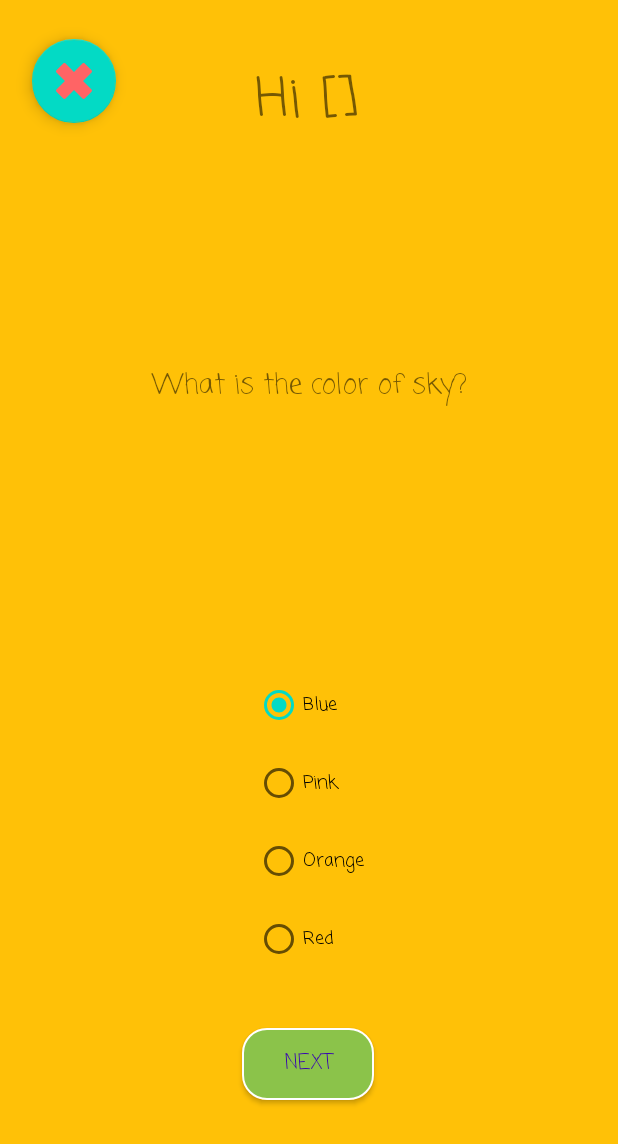
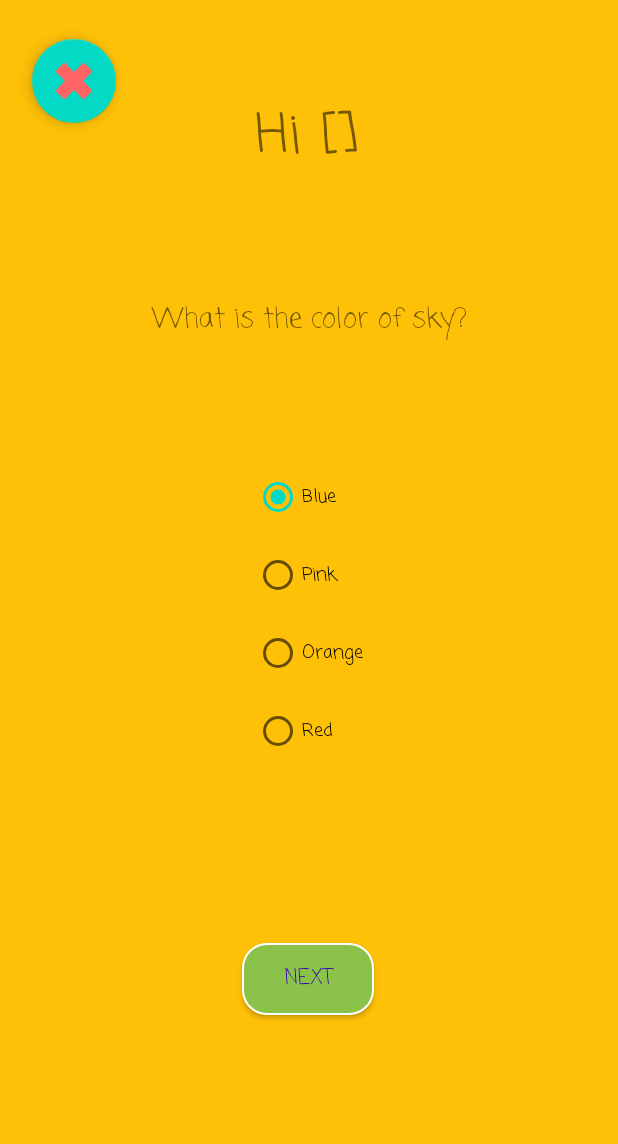
Before and after one commit to dino-sunny/kidsQ, an Android app: the fragment QuestionsFragment placed in its activity, on a phone screen of 412 x 824 dp. Shown: the top 1144 px of the screen. Run offline under Robolectric (Android 15) with nearby library versions, the phone set to English and light mode, and no system bars; our stand-ins replace Room's generated code, data binding; 1 statement that could not run was skipped.

Commit message:
question View model updated

```diff
--- a/app/src/main/java/com/dino/kidsq/questions/QuestionsFragment.kt
+++ b/app/src/main/java/com/dino/kidsq/questions/QuestionsFragment.kt
@@ -8,6 +8,7 @@ import android.view.View
 import android.view.ViewGroup
 import android.widget.Toast
 import androidx.databinding.DataBindingUtil
+import androidx.lifecycle.Observer
 import androidx.lifecycle.ViewModelProvider
 import com.dino.kidsq.R
 import com.dino.kidsq.databinding.QuestionsFragmentBinding
@@ -15,15 +16,8 @@ import com.dino.kidsq.utils.Utils
 
 class QuestionsFragment : Fragment() {
 
-    companion object {
-        fun newInstance() = QuestionsFragment()
-    }
-
     private lateinit var viewModel: QuestionsViewModel
     private lateinit var binding: QuestionsFragmentBinding
-    private var questionIndex = 0
-    lateinit var currentQuestion: QuestionsViewModel.Question
-    lateinit var answers: MutableList<String>
 
     override fun onCreateView(inflater: LayoutInflater, container: ViewGroup?, savedInstanceState: Bundle?): View? {
         binding = DataBindingUtil.inflate(inflater, R.layout.questions_fragment, container, false)
@@ -36,29 +30,6 @@ class QuestionsFragment : Fragment() {
 
         val args = QuestionsFragmentArgs.fromBundle(requireArguments())
         binding.textView.text = "Hi ${args.user}"
-        randomizeQuestions()
-
         return binding.root
     }
-
-    private fun randomizeQuestions() {
-        viewModel.questions.shuffle()
-        questionIndex = 0
-        setQuestion()
-    }
-
-    private fun setQuestion() {
-        currentQuestion = viewModel.questions[questionIndex]
-        // randomize the answers into a copy of the array
-        answers = currentQuestion.answers.toMutableList()
-        // and shuffle them
-        answers.shuffle()
-
-        binding.title.text = currentQuestion.text
-        binding.firstAnswerRadioButton.text = answers[0]
-        binding.secondAnswerRadioButton.text = answers[1]
-        binding.thirdAnswerRadioButton.text = answers[2]
-        binding.fourthAnswerRadioButton.text = answers[3]
-
-    }
 }
--- a/app/src/main/java/com/dino/kidsq/questions/QuestionsViewModel.kt
+++ b/app/src/main/java/com/dino/kidsq/questions/QuestionsViewModel.kt
@@ -1,8 +1,20 @@
 package com.dino.kidsq.questions
 
+import androidx.lifecycle.LiveData
+import androidx.lifecycle.MutableLiveData
 import androidx.lifecycle.ViewModel
 
 class QuestionsViewModel : ViewModel() {
+
+    private var questionIndex = 0
+
+    private val question = MutableLiveData<Question>()
+    val currentQuestion : LiveData<Question>
+        get() = question
+
+    private val answers = MutableLiveData<MutableList<String>>()
+    val answersList : LiveData<MutableList<String>>
+        get() = answers
 
     data class Question(
         val text: String,
@@ -19,4 +31,22 @@ class QuestionsViewModel : ViewModel() {
             answers = listOf("Water", "Dessert", "Land", "Sky")),
         Question(text = "What is the color of sky?",
             answers = listOf("Blue", "Red", "Pink", "Orange")))
+
+    init {
+        randomizeQuestions()
+    }
+
+    private fun randomizeQuestions() {
+        questions.shuffle()
+        questionIndex = 0
+        setQuestion()
+    }
+
+    private fun setQuestion() {
+        question.value = questions[questionIndex]
+        // randomize the answers into a copy of the array
+        answers.value = questions[questionIndex].answers.toMutableList()
+        answers.value!!.shuffle()
+    }
+
 }
--- a/app/src/main/res/layout/questions_fragment.xml
+++ b/app/src/main/res/layout/questions_fragment.xml
@@ -19,9 +19,10 @@
             android:id="@+id/title"
             android:layout_width="wrap_content"
             android:layout_height="wrap_content"
-            android:layout_marginTop="148dp"
+            android:layout_marginTop="80dp"
             android:layout_marginStart="26dp"
             android:layout_marginEnd="26dp"
+            android:text="@{questionViewModel.currentQuestion.text}"
             android:gravity="center"
             android:fontFamily="casual"
             android:textSize="18sp"
@@ -40,9 +41,10 @@
             android:orientation="vertical"
             app:layout_constraintBottom_toBottomOf="parent"
             app:layout_constraintEnd_toEndOf="parent"
-            app:layout_constraintHorizontal_bias="0.5"
+            app:layout_constraintHorizontal_bias="0.496"
             app:layout_constraintStart_toStartOf="parent"
-            app:layout_constraintTop_toBottomOf="@+id/title">
+            app:layout_constraintTop_toBottomOf="@+id/title"
+            app:layout_constraintVertical_bias="0.216">
 
             <RadioButton
                 android:id="@+id/firstAnswerRadioButton"
@@ -51,6 +53,7 @@
                 android:layout_marginBottom="20dp"
                 android:checked="true"
                 android:fontFamily="casual"
+                android:text="@{questionViewModel.answersList[0]}"
                 android:textSize="@dimen/answer_text_size"
                 tools:text="Blue" />
 
@@ -60,6 +63,7 @@
                 android:layout_height="wrap_content"
                 android:layout_marginBottom="20dp"
                 android:fontFamily="casual"
+                android:text="@{questionViewModel.answersList[1]}"
                 android:textSize="@dimen/answer_text_size"
                 tools:text="Green" />
 
@@ -69,6 +73,7 @@
                 android:layout_height="wrap_content"
                 android:layout_marginBottom="20dp"
                 android:fontFamily="casual"
+                android:text="@{questionViewModel.answersList[2]}"
                 android:textSize="@dimen/answer_text_size"
                 tools:text="Yellow" />
 
@@ -77,6 +82,7 @@
                 android:layout_width="match_parent"
                 android:layout_height="wrap_content"
                 android:fontFamily="casual"
+                android:text="@{questionViewModel.answersList[3]}"
                 android:textSize="@dimen/answer_text_size"
                 tools:text="Red" />
         </RadioGroup>
@@ -85,7 +91,7 @@
             android:id="@+id/textView"
             android:layout_width="wrap_content"
             android:layout_height="wrap_content"
-            android:layout_marginTop="40dp"
+            android:layout_marginTop="64dp"
             android:fontFamily="casual"
             android:textSize="36sp"
             app:layout_constraintEnd_toEndOf="parent"
@@ -98,7 +104,8 @@
             android:layout_width="wrap_content"
             android:layout_height="wrap_content"
             android:layout_marginBottom="48dp"
-            android:text="Next"
+            android:layout_marginTop="26dp"
+            android:text="@string/next"
             android:fontFamily="casual"
             android:textColor="@color/colorPrimaryDark"
             android:background="@drawable/round_button"
--- a/app/src/main/res/values/strings.xml
+++ b/app/src/main/res/values/strings.xml
@@ -4,7 +4,7 @@
     <!-- Strings used for fragments for navigation -->
     <string name="first_fragment_label">Home Fragment</string>
     <string name="second_fragment_label">Game Fragment</string>
-    <string name="next">Start</string>
+    <string name="next">Next</string>
     <string name="previous">Previous</string>
 
     <string name="hello_first_fragment">Welcome to KidsQ</string>
```
